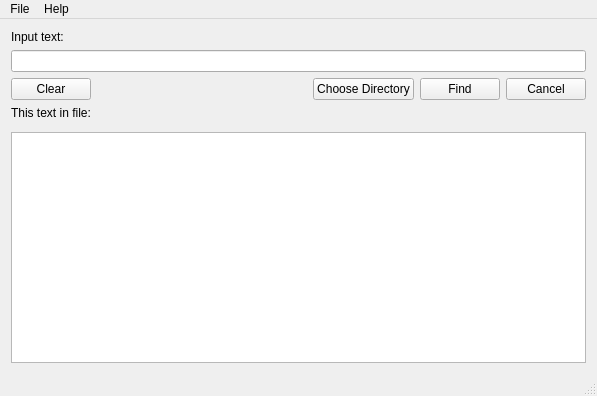
First picture: the form in mainwindow.ui, repository PolinB/SearchSubstringInDirectory, before the edit.
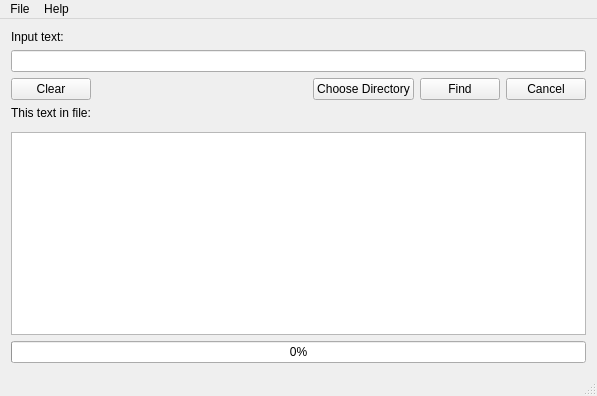
Second picture: the form after the edit.

```diff
--- a/mainwindow.ui
+++ b/mainwindow.ui
@@ -108,6 +108,13 @@
       </property>
      </widget>
     </item>
+    <item row="7" column="0">
+     <widget class="QProgressBar" name="progressBar">
+      <property name="value">
+       <number>0</number>
+      </property>
+     </widget>
+    </item>
    </layout>
   </widget>
   <widget class="QStatusBar" name="statusBar"/>
```
